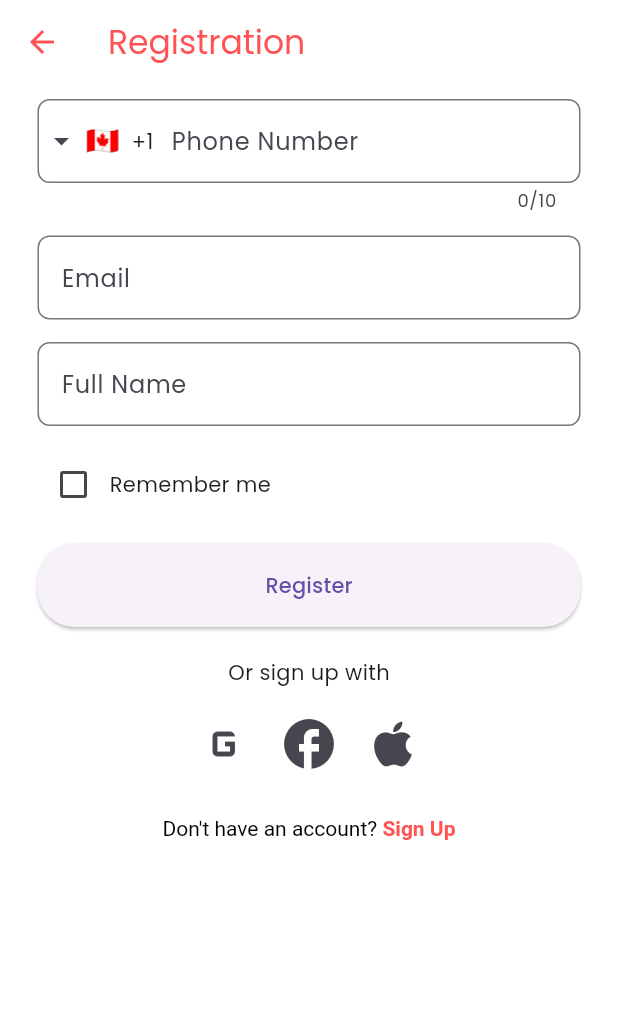
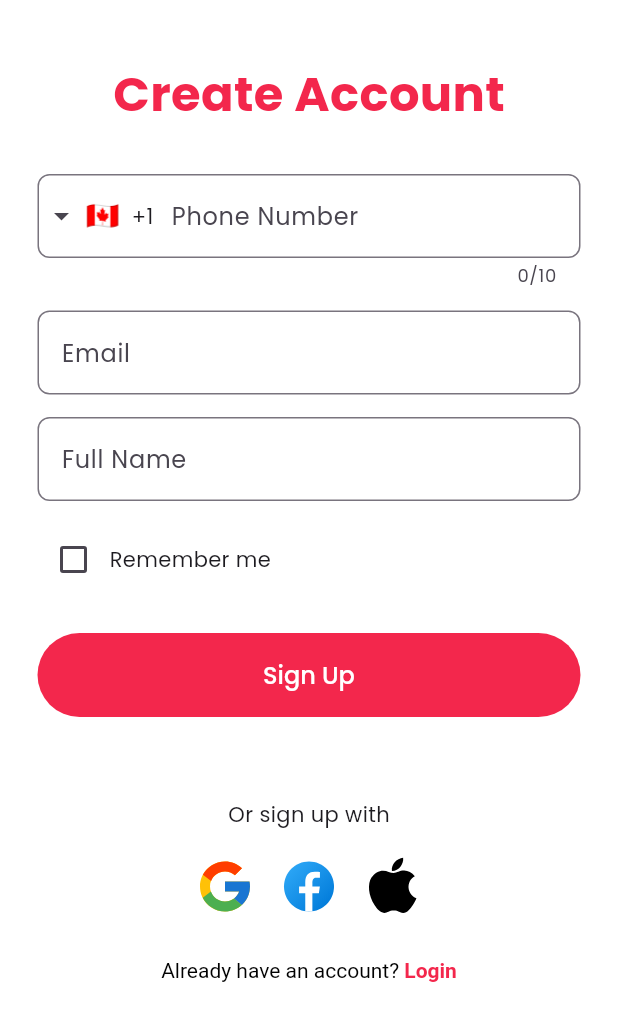
Before and after one commit to ByteBite-Devs/TiffinBoxApp, a Flutter app: the RegistrationScreen screen opened by its route, on a phone screen of 412 x 824 dp. Shown: the top 1021 px of the screen. Run offline on Flutter 3.47's test engine with Material 3 defaults, Android fonts, the phone set to English and light mode, and no system bars; drawn by our look-alikes of intl_phone_field; our stand-ins replace flutter_svg, google_fonts.

Commit message:
Styling for Sign Up Screen

```diff
--- a/tiffinbox/lib/screens/login_screen.dart
+++ b/tiffinbox/lib/screens/login_screen.dart
@@ -2,6 +2,7 @@ import 'package:flutter/gestures.dart';
 import 'package:flutter/material.dart';
 import 'package:flutter_svg/svg.dart';
 import 'package:intl_phone_field/intl_phone_field.dart';
+import 'package:tiffinbox/utils/color.dart';
 
 import '../widgets/default_button.dart';
 
@@ -27,7 +28,7 @@ class _LoginScreenState extends State<LoginScreen> {
         child: SingleChildScrollView(
           child: Container(
             height: screenHeight,
-            padding: const EdgeInsets.symmetric(horizontal: 25),
+            padding: const EdgeInsets.symmetric(horizontal: 25.0, vertical: 10.0),
             child: Column(
               mainAxisAlignment: MainAxisAlignment.center,
               children: [
@@ -37,7 +38,7 @@ class _LoginScreenState extends State<LoginScreen> {
                   style: TextStyle(
                     fontSize: 32,
                     fontWeight: FontWeight.bold,
-                    color: Color.fromARGB(255, 243, 39, 76),
+                    color: primarycolor,
                   ),
                 ),
                 const SizedBox(height: 30),
@@ -88,7 +89,7 @@ class _LoginScreenState extends State<LoginScreen> {
                 // ),
                 DefaultButton(
                   title: 'Sign in',
-                  onpress: () => {Navigator.pushNamed(context, "/")},
+                  onpress: () => {Navigator.pushNamed(context, "/Home")},
                 ),
                 const SizedBox(height: 25),
                 const Row(
@@ -138,9 +139,9 @@ class _LoginScreenState extends State<LoginScreen> {
                     style: const TextStyle(color: Colors.black),
                     children: [
                       TextSpan(
-                        text: 'Register',
+                        text: 'Sign Up',
                         style: const TextStyle(
-                          color: Colors.red,
+                          color: primarycolor,
                           fontWeight: FontWeight.bold,
                         ),
                         recognizer: TapGestureRecognizer()..onTap = () {
--- a/tiffinbox/lib/screens/signup_screen.dart
+++ b/tiffinbox/lib/screens/signup_screen.dart
@@ -1,6 +1,9 @@
 import 'package:flutter/gestures.dart';
 import 'package:flutter/material.dart';
+import 'package:flutter_svg/svg.dart';
 import 'package:intl_phone_field/intl_phone_field.dart';
+import 'package:tiffinbox/utils/color.dart';
+import 'package:tiffinbox/widgets/default_button.dart';
 
 
 class RegistrationScreen extends StatefulWidget {
@@ -26,19 +29,27 @@ class _RegistrationScreenState extends State<RegistrationScreen> {
 
   @override
   Widget build(BuildContext context) {
+    final screenWidth = MediaQuery.of(context).size.width;
+    final screenHeight = MediaQuery.of(context).size.height;
     return Scaffold(
-      appBar: AppBar(
-        title: const Text('Registration'),
-        backgroundColor: Colors.white,
-        foregroundColor: Colors.redAccent,
-        elevation: 0,
-      ),
       backgroundColor: Colors.white,
       body: SafeArea(
         child: SingleChildScrollView(
+          child: Container(
+            height: screenHeight,
             padding: const EdgeInsets.symmetric(horizontal: 25.0, vertical: 10.0),
           child: Column(
             children: [
+               const SizedBox(height: 30),
+                const Text(
+                  'Create Account',
+                  style: TextStyle(
+                    fontSize: 32,
+                    fontWeight: FontWeight.bold,
+                    color: primarycolor,
+                  ),
+                ),
+                const SizedBox(height: 30),
               IntlPhoneField(
                 controller: _phoneController,
                 keyboardType: TextInputType.phone,
@@ -90,21 +101,11 @@ class _RegistrationScreenState extends State<RegistrationScreen> {
                 ],
               ),
               const SizedBox(height: 15),
-              SizedBox(
-                width: double.infinity,
-                child: ElevatedButton(
-                  onPressed: () {
-                    // Handle the register action
-                  },
-                  style: ElevatedButton.styleFrom(
-                    padding: const EdgeInsets.symmetric(vertical: 18),
-                    shape: RoundedRectangleBorder(
-                      borderRadius: BorderRadius.circular(25.0),
+              DefaultButton(
+                  title: 'Sign Up',
+                  onpress: () => {Navigator.pushNamed(context, "/Home")},
                 ),
-                  ),
-                  child: const Text('Register'),
-                ),
-              ),
+                const SizedBox(height: 25),
               const SizedBox(height: 20),
               const Text('Or sign up with'),
               const SizedBox(height: 10),
@@ -112,43 +113,47 @@ class _RegistrationScreenState extends State<RegistrationScreen> {
                   mainAxisAlignment: MainAxisAlignment.center,
                   children: [
                     IconButton(
-                    icon: const Icon(Icons.g_mobiledata),
-                    iconSize: 40,
-                    onPressed: () {
-                      // Handle Google sign up
-                    },
+                      icon: SvgPicture.asset(
+                        'assets/icons/google.svg',
+                        height: 40,
+                        width: 40,
+                      ),
+                      onPressed: () {},
                     ),
                     IconButton(
-                    icon: const Icon(Icons.facebook),
-                    iconSize: 40,
-                    onPressed: () {
-                      // Handle Facebook sign up
-                    },
+                      icon: SvgPicture.asset(
+                        'assets/icons/facebook.svg',
+                        height: 40,
+                        width: 40,
+                      ),
+                      onPressed: () {},
                     ),
                     IconButton(
-                    icon: const Icon(Icons.apple),
-                    iconSize: 40,
-                    onPressed: () {
-                      // Handle Apple sign up
-                    },
+                      icon: SvgPicture.asset(
+                        'assets/icons/apple.svg',
+                        height: 40,
+                        width: 40,
+                      ),
+                      onPressed: () {},
                     ),
                   ],
                 ),
                   const SizedBox(height: 20),
               RichText(
                 text: TextSpan(
-                  text: "Don't have an account? ",
+                  text: "Already have an account? ",
                   style: const TextStyle(color: Colors.black),
                   children: [
                     TextSpan(
-                      text: 'Sign Up',
+                      text: 'Login',
                       style: const TextStyle(
-                        color: Colors.redAccent,
+                        color: primarycolor,
                         fontWeight: FontWeight.bold,
                       ),
                       recognizer: TapGestureRecognizer()
                         ..onTap = () {
-                          // Handle sign up navigation
+                          // Handle login action
+                          Navigator.of(context).pushReplacementNamed('/Login');
                         },
                     ),
                   ],
@@ -156,6 +161,7 @@ class _RegistrationScreenState extends State<RegistrationScreen> {
               ),
             ],
           ),
+          )
         ),
       ),
     );
--- a/tiffinbox/lib/utils/onboarding_contents.dart
+++ b/tiffinbox/lib/utils/onboarding_contents.dart
@@ -13,17 +13,17 @@ class OnboardingContents {
 List<OnboardingContents> contents = [
   OnboardingContents(
     title: "Browse Endless Options",
-    image: "assets/browse.png",
+    image: "assets/images/browse.png",
     desc: "",
   ),
   OnboardingContents(
     title: "Quick and Easy Payment",
-    image: "assets/payment.png",
+    image: "assets/images/payment.png",
     desc: "",
   ),
   OnboardingContents(
     title: "Seamless Order Tracking",
-    image: "assets/tracking.png",
+    image: "assets/images/tracking.png",
     desc: "",
   ),
 ];
```
Also changed, not shown: tiffinbox/assets/images/browse.png (renamed from tiffinbox/assets/browse.png), tiffinbox/assets/images/payment.png (renamed from tiffinbox/assets/payment.png), tiffinbox/assets/images/tracking.png (renamed from tiffinbox/assets/tracking.png). Lines whose indentation alone changed are shown as unchanged.
